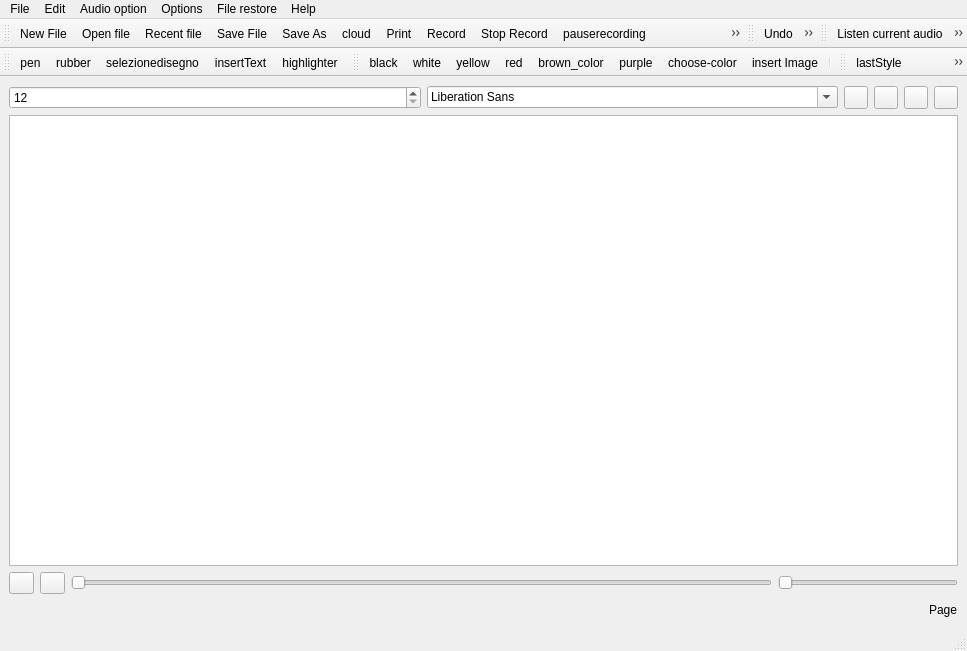
The window that src/mainwindow.ui (giacomogroppi/writernote-qt) describes before a commit, drawn with Qt 5.
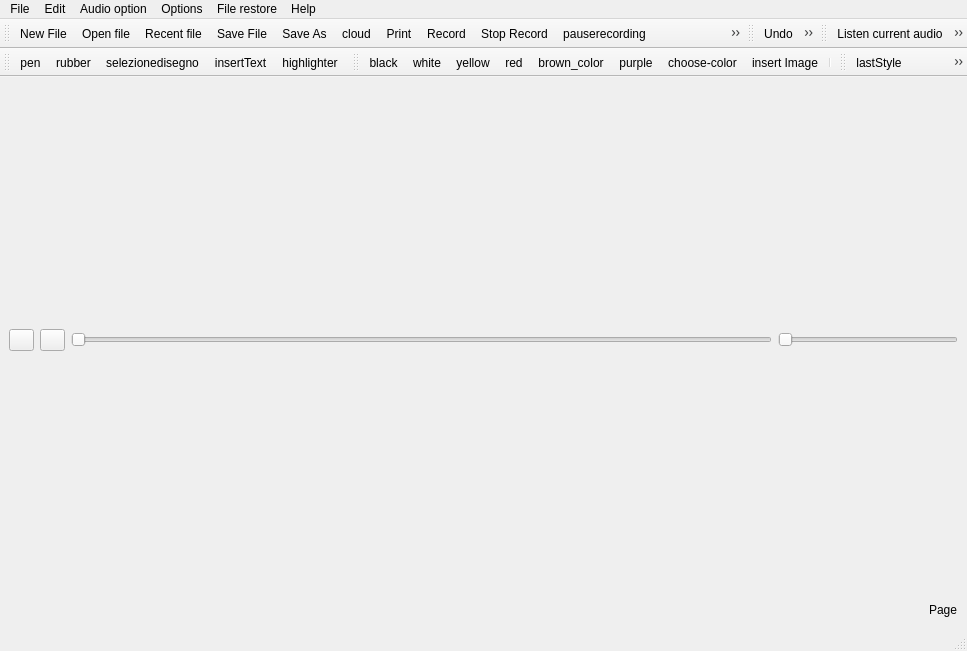
The same window after the commit. Icons and pictures are not drawn.

```diff
--- a/src/mainwindow.ui
+++ b/src/mainwindow.ui
@@ -19,64 +19,6 @@
   </property>
   <widget class="QWidget" name="centralwidget">
    <layout class="QVBoxLayout" name="verticalLayout_3">
-    <item>
-     <layout class="QHBoxLayout" name="horizontalLayout_2_stile">
-      <item>
-       <widget class="QSpinBox" name="spinBox_fontsize">
-        <property name="minimum">
-         <number>12</number>
-        </property>
-       </widget>
-      </item>
-      <item>
-       <widget class="QFontComboBox" name="fontComboBox_fonttipo"/>
-      </item>
-      <item>
-       <widget class="QToolButton" name="boldbotton">
-        <property name="text">
-         <string/>
-        </property>
-        <property name="icon">
-         <iconset resource="../writernote.qrc">
-          <normaloff>:/image/images/bold.png</normaloff>:/image/images/bold.png</iconset>
-        </property>
-       </widget>
-      </item>
-      <item>
-       <widget class="QToolButton" name="inserttablebotton">
-        <property name="text">
-         <string/>
-        </property>
-        <property name="icon">
-         <iconset resource="../writernote.qrc">
-          <normaloff>:/image/images/table.png</normaloff>:/image/images/table.png</iconset>
-        </property>
-       </widget>
-      </item>
-      <item>
-       <widget class="QToolButton" name="listbotton">
-        <property name="text">
-         <string/>
-        </property>
-        <property name="icon">
-         <iconset resource="../writernote.qrc">
-          <normaloff>:/image/images/bullet.png</normaloff>:/image/images/bullet.png</iconset>
-        </property>
-       </widget>
-      </item>
-      <item>
-       <widget class="QToolButton" name="insertimagebotton">
-        <property name="text">
-         <string/>
-        </property>
-        <property name="icon">
-         <iconset resource="../writernote.qrc">
-          <normaloff>:/image/images/image.png</normaloff>:/image/images/image.png</iconset>
-        </property>
-       </widget>
-      </item>
-     </layout>
-    </item>
     <item>
      <layout class="QVBoxLayout" name="verticalLayout_2">
       <item>
@@ -84,11 +26,7 @@
         <item>
          <layout class="QVBoxLayout" name="verticalLayout">
           <item>
-           <layout class="QHBoxLayout" name="layouteditor">
-            <item>
-             <widget class="QTextEdit" name="textEdit"/>
-            </item>
-           </layout>
+           <layout class="QHBoxLayout" name="layouteditor"/>
           </item>
           <item>
            <layout class="QHBoxLayout" name="horizontalLayout">
```
